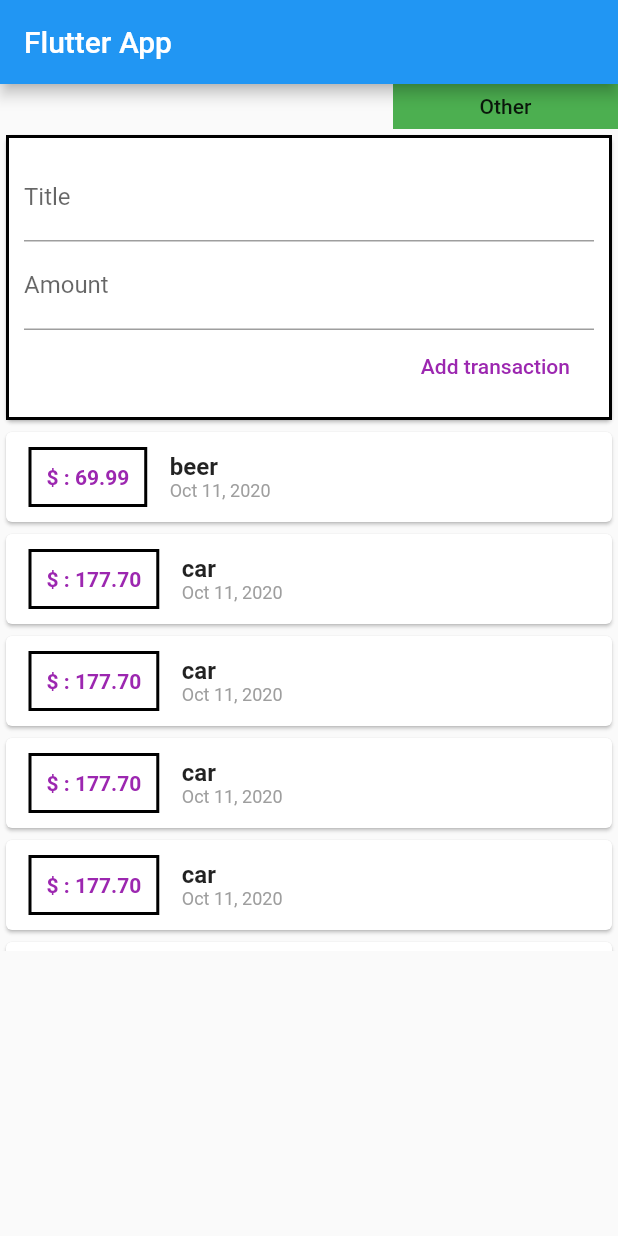
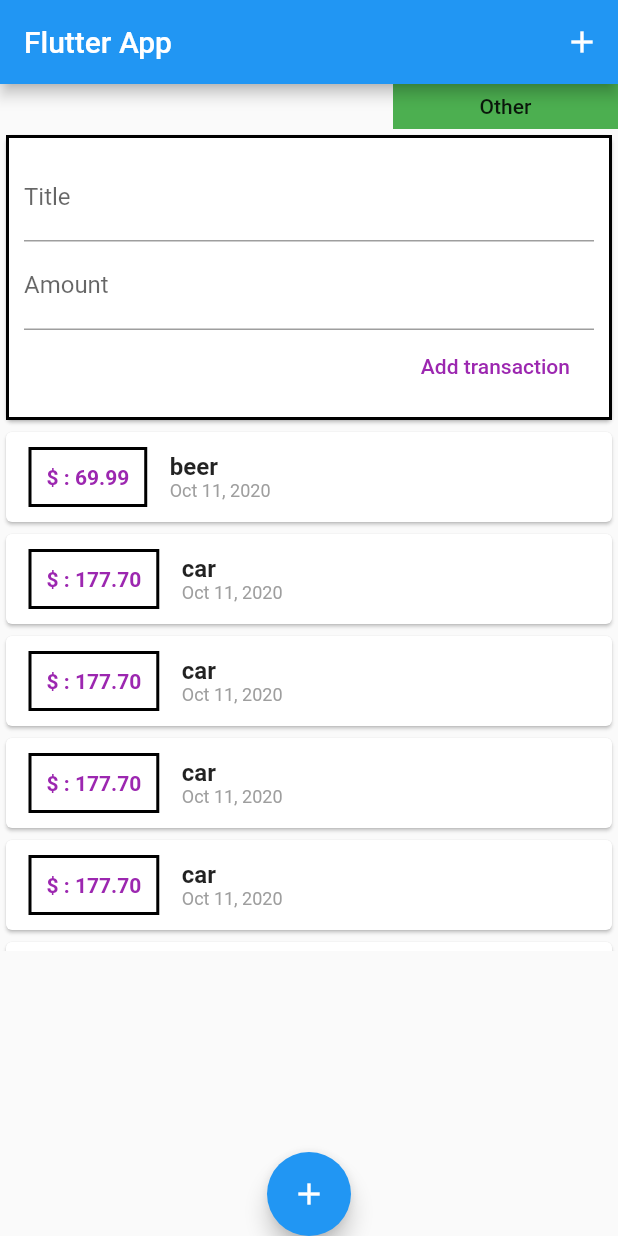
Before and after one commit to asergejs/flutter_learning_expenses_app, a Flutter app: the screen it shows after launch, on a phone screen of 412 x 824 dp. Run offline on Flutter 3.47's test engine with Material 2 defaults, Android fonts, the phone set to English and light mode, and no system bars.

Commit message:
91 - Adding app bar buttons

```diff
--- a/lib/main.dart
+++ b/lib/main.dart
@@ -19,6 +19,12 @@ class MyHomePage extends StatelessWidget {
     return Scaffold(
       appBar: AppBar(
         title: Text('Flutter App'),
+        actions: <Widget>[
+          IconButton(
+            icon: Icon(Icons.add),
+            onPressed: () {},
+          )
+        ],
       ),
       body: SingleChildScrollView(
         child: Column(
@@ -40,6 +46,11 @@ class MyHomePage extends StatelessWidget {
           ],
         ),
       ),
+      floatingActionButtonLocation: FloatingActionButtonLocation.centerDocked, //91
+      floatingActionButton: FloatingActionButton(
+        child: Icon(Icons.add),
+        onPressed: () {},
+      ), //91
     );
   }
 }
```
